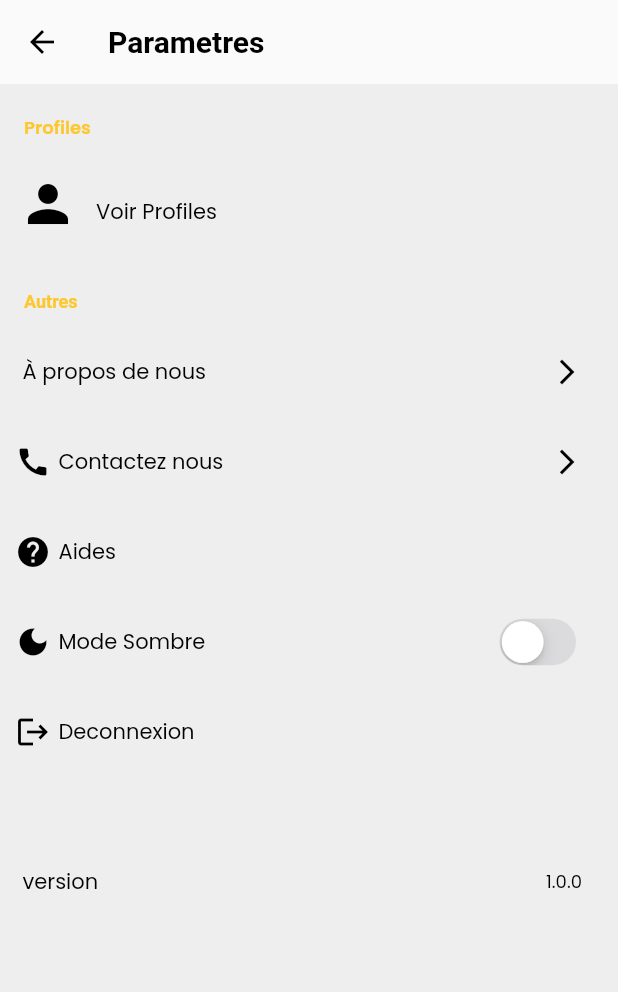
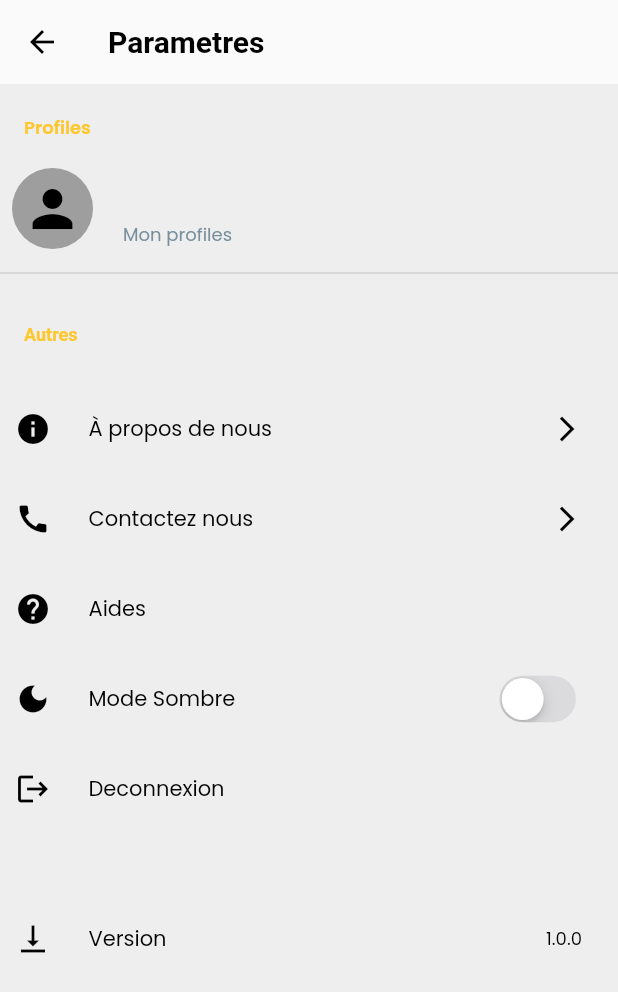
Before and after one commit to mooosmad/igname, a Flutter app: the SettingPage screen opened directly, on a phone screen of 412 x 824 dp. Shown: the top 992 px of the screen. Run offline on Flutter 3.47's test engine with Material 2 defaults, Android fonts, the phone set to English and light mode, and no system bars; our stand-ins replace animated_splash_screen, bottom_navy_bar, fluttertoast, geocoding, get, google_fonts and 7 more; missing offline and left inert: google_static_maps_controller, map_picker; accounts and stored records are empty; network calls fail; Roboto replaces fonts that are missing (NotoSansJP); project files that could hold a hidden picture were left out.

Commit message:
add file

```diff
--- a/igname_li/lib/components/card.dart
+++ b/igname_li/lib/components/card.dart
@@ -30,6 +30,7 @@ class ItemCard extends StatelessWidget {
                   padding: const EdgeInsets.only(right: 5),
                   child: iconWidget,
                 ),
+                const SizedBox(width: 20),
                 Text(
                   title,
                   style: Theme.of(context).textTheme.bodyText2,
--- a/igname_li/lib/services/api_services.dart
+++ b/igname_li/lib/services/api_services.dart
@@ -107,7 +107,7 @@ class Apiservices {
     final key = 'access_token';
     final value = prefs.get(key) ?? 0;
 
-    String myUrl = "$serverUrl/products";
+    String myUrl = "$serverUrl/addCopie";
     http.post(Uri.parse(myUrl), headers: {
       'Accept': 'application/json',
       'Authorization': 'Bearer $value'
--- a/igname_li/lib/themes/theme.dart
+++ b/igname_li/lib/themes/theme.dart
@@ -1,4 +1,5 @@
 import 'package:flutter/material.dart';
+import 'package:flutter/services.dart';
 import 'package:get/get.dart';
 
 class ThemeIgname {
@@ -7,6 +8,13 @@ class ThemeIgname {
       backgroundColor: Color(0xfffafafa),
       foregroundColor: Colors.black,
       elevation: 0,
+      systemOverlayStyle: SystemUiOverlayStyle(
+        statusBarColor: Colors.transparent,
+        statusBarBrightness: Brightness.light,
+        statusBarIconBrightness: Brightness.dark,
+        systemNavigationBarColor: Colors.white,
+        systemNavigationBarIconBrightness: Brightness.dark,
+      ),
     ),
     colorScheme: const ColorScheme.light().copyWith(
       primary: const Color(0xfffdc72f),
@@ -78,6 +86,13 @@ class ThemeIgname {
     appBarTheme: const AppBarTheme(
       backgroundColor: Color.fromARGB(255, 29, 29, 30),
       elevation: 0,
+      systemOverlayStyle: SystemUiOverlayStyle(
+        statusBarColor: Colors.transparent,
+        statusBarBrightness: Brightness.dark,
+        statusBarIconBrightness: Brightness.light,
+        systemNavigationBarColor: Colors.black,
+        systemNavigationBarIconBrightness: Brightness.light,
+      ),
     ),
     shadowColor: Colors.black.withOpacity(0.1),
     dialogTheme: const DialogTheme(
--- a/igname_li/lib/views/authviews/signup.dart
+++ b/igname_li/lib/views/authviews/signup.dart
@@ -251,6 +251,8 @@ class _SignupState extends State<Signup> {
                             },
                             style: GoogleFonts.poppins(
                               fontSize: 15,
+                              color:
+                                  Get.isDarkMode ? Colors.white : Colors.black,
                             ),
                             obscureText: _obscureRText,
                             decoration: InputDecoration(
--- a/igname_li/lib/views/home.dart
+++ b/igname_li/lib/views/home.dart
@@ -6,6 +6,7 @@ import 'package:get/get.dart';
 import 'package:igname_li/components/loading.dart';
 import 'package:igname_li/controller/controller.dart';
 import 'package:igname_li/views/widgets/homepage.dart';
+import 'package:igname_li/views/widgets/homepage2.dart';
 import 'package:igname_li/views/widgets/mes_commandes.dart';
 import 'package:igname_li/views/widgets/settingpage.dart';
 import 'package:shared_preferences/shared_preferences.dart';
@@ -23,7 +24,7 @@ class _HomeState extends State<Home> {
   int _counter = 0;
 
   static List<Widget> pages = <Widget>[
-    const Homepage(),
+    Homepage(),
     OrderPage(),
     const SettingPage(),
   ];
--- a/igname_li/lib/views/widgets/homepage.dart
+++ b/igname_li/lib/views/widgets/homepage.dart
@@ -64,7 +64,7 @@ class _HomepageState extends State<Homepage> {
                             color: const Color(0xfffdc72f).withOpacity(0.8),
                             boxShadow: [
                               BoxShadow(
-                                color: Colors.grey.withOpacity(0.3),
+                                color: Colors.grey.withOpacity(0.1),
                                 spreadRadius: 2,
                                 blurRadius: 2,
                                 offset: const Offset(
@@ -99,7 +99,7 @@ class _HomepageState extends State<Homepage> {
                             color: const Color(0xfffdc72f).withOpacity(0.8),
                             boxShadow: [
                               BoxShadow(
-                                color: Colors.grey.withOpacity(0.3),
+                                color: Colors.grey.withOpacity(0.1),
                                 spreadRadius: 2,
                                 blurRadius: 2,
                                 offset: const Offset(
@@ -134,7 +134,7 @@ class _HomepageState extends State<Homepage> {
                             color: const Color(0xfffdc72f).withOpacity(0.8),
                             boxShadow: [
                               BoxShadow(
-                                color: Colors.grey.withOpacity(0.3),
+                                color: Colors.grey.withOpacity(0.1),
                                 spreadRadius: 2,
                                 blurRadius: 2,
                                 offset: const Offset(
--- a/igname_li/lib/views/widgets/settingpage.dart
+++ b/igname_li/lib/views/widgets/settingpage.dart
@@ -6,7 +6,6 @@ import 'package:igname_li/components/card.dart';
 import 'package:igname_li/components/loading.dart';
 import 'package:igname_li/controller/controller.dart';
 import 'package:igname_li/main.dart';
-import 'package:igname_li/models/user.dart';
 import 'package:igname_li/services/api_services.dart';
 import 'package:shimmer/shimmer.dart';
 
@@ -66,12 +65,17 @@ class _SettingPageState extends State<SettingPage> {
                         const SizedBox(
                           height: 10,
                         ),
-                        SizedBox(
-                          height: 50,
+                        Padding(
+                          padding: const EdgeInsets.all(8),
                           child: Row(
                             children: [
-                              Padding(
-                                padding: const EdgeInsets.all(12.0),
+                              Container(
+                                width: 54,
+                                height: 54,
+                                decoration: const BoxDecoration(
+                                  shape: BoxShape.circle,
+                                  color: Colors.grey,
+                                ),
                                 child: Icon(
                                   Icons.person,
                                   size: 40,
@@ -80,6 +84,7 @@ class _SettingPageState extends State<SettingPage> {
                                       : Colors.black,
                                 ),
                               ),
+                              const SizedBox(width: 20),
                               Column(
                                 mainAxisAlignment:
                                     MainAxisAlignment.spaceAround,
@@ -90,7 +95,7 @@ class _SettingPageState extends State<SettingPage> {
                                           "${controller.user.value!.prenom} ${controller.user.value!.nom}",
                                           style: Theme.of(context)
                                               .textTheme
-                                              .bodyText2,
+                                              .bodyText1,
                                         )
                                       : Get.isDarkMode
                                           ? Shimmer.fromColors(
@@ -119,21 +124,27 @@ class _SettingPageState extends State<SettingPage> {
                                                 height: 10,
                                               ),
                                             ),
+                                  const SizedBox(height: 5),
                                   Text(
-                                    "Voir Profiles",
-                                    style:
-                                        Theme.of(context).textTheme.bodyText2,
+                                    "Mon profiles",
+                                    style: Theme.of(context)
+                                        .textTheme
+                                        .bodyText2!
+                                        .copyWith(
+                                            color: Colors.blueGrey.shade400,
+                                            fontSize: 12),
                                   ),
                                 ],
                               )
                             ],
                           ),
                         ),
+                        const Divider(thickness: 1),
                         const SizedBox(
-                          height: 40,
+                          height: 10,
                         ),
                         Container(
-                          padding: const EdgeInsets.only(left: 16),
+                          padding: const EdgeInsets.all(16),
                           child: const Text(
                             'Autres',
                             style: TextStyle(
@@ -160,7 +171,10 @@ class _SettingPageState extends State<SettingPage> {
                               ? Colors.black26
                               : Colors.grey.shade200,
                           rightWidget: _arrow(),
-                          iconWidget: Container(),
+                          iconWidget: Icon(
+                            Icons.info_sharp,
+                            color: Get.isDarkMode ? Colors.white : Colors.black,
+                          ),
                         ),
                         ItemCard(
                           title: 'Contactez nous',
@@ -242,7 +256,7 @@ class _SettingPageState extends State<SettingPage> {
                           height: 40,
                         ),
                         ItemCard(
-                          title: 'version',
+                          title: 'Version',
                           color: Get.isDarkMode
                               ? Colors.black26
                               : Colors.grey.shade200,
@@ -253,7 +267,10 @@ class _SettingPageState extends State<SettingPage> {
                                   fontWeight: FontWeight.normal,
                                 )),
                           ),
-                          iconWidget: Container(),
+                          iconWidget: Icon(
+                            Icons.vertical_align_bottom,
+                            color: Get.isDarkMode ? Colors.white : Colors.black,
+                          ),
                         ),
                         const SizedBox(
                           height: 200,
--- a/igname_li/pubspec.yaml
+++ b/igname_li/pubspec.yaml
@@ -55,6 +55,7 @@ dependencies:
   shimmer: ^2.0.0
   google_static_maps_controller: ^1.0.0
   awesome_dropdown: ^0.0.4
+  auto_animated: ^3.1.0
 
 
 
```
Also changed, not shown: igname_li/lib/views/widgets/homepage2.dart (added, +150 -0 lines), igname_li/pubspec.lock, 1 other file.
